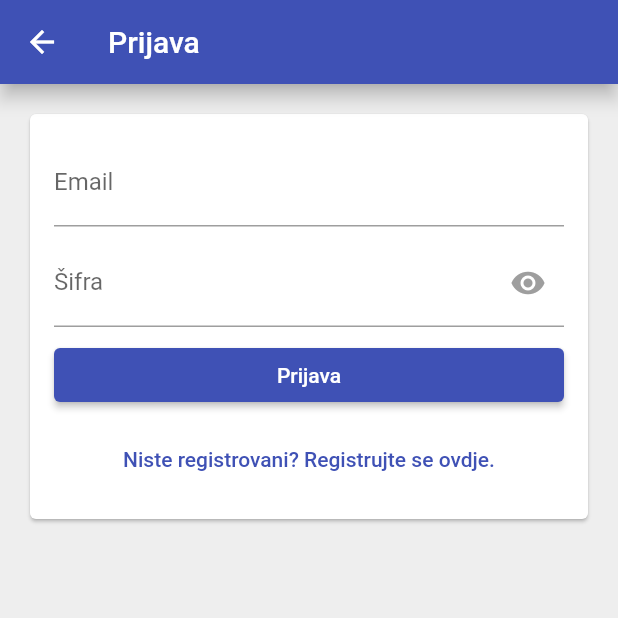
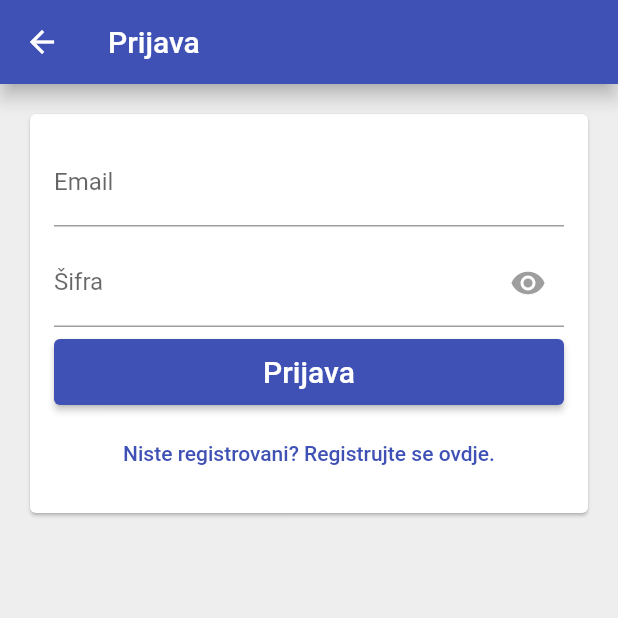
Before and after one commit to azemavdic/time_tracker_flutter, a Flutter app: the EmailSignInPage screen opened directly, on a phone screen of 412 x 824 dp, the top half of it. Run offline on Flutter 3.47's test engine with Material 2 defaults, Android fonts, the phone set to English and light mode, and no system bars; our stand-ins replace firebase_auth, firebase_core, google_sign_in; missing offline and left inert: flutter_login_facebook; accounts and stored records are empty.

Commit message:
created form submit button

```diff
--- a/lib/app/sign_in/email_sign_in_form.dart
+++ b/lib/app/sign_in/email_sign_in_form.dart
@@ -1,4 +1,5 @@
 import 'package:flutter/material.dart';
+import 'package:time_tracker/common_widgets/form_submit_button.dart';
 
 class EmailSignInForm extends StatefulWidget {
   @override
@@ -40,9 +41,9 @@ class _EmailSignInFormState extends State<EmailSignInForm> {
         ),
       ),
       SizedBox(height: 8.0),
-      ElevatedButton(
+      FormSubmitButton(
         onPressed: () {},
-        child: Text('Prijava'),
+        text: 'Prijava',
       ),
       SizedBox(height: 8.0),
       TextButton(
--- /dev/null
+++ b/lib/common_widgets/form_submit_button.dart
@@ -0,0 +1,18 @@
+import 'package:flutter/material.dart';
+import 'package:time_tracker/common_widgets/custom_elevated_button.dart';
+
+class FormSubmitButton extends CustomElevatedButton {
+  FormSubmitButton({
+    @required String text,
+    Function onPressed,
+  }) : super(
+          child: Text(
+            text,
+            style: TextStyle(color: Colors.white, fontSize: 20.0),
+          ),
+          backgroundColor: Colors.indigo,
+          borderRadius: 4.0,
+          height: 44.0,
+          onPressed: onPressed,
+        );
+}
```
